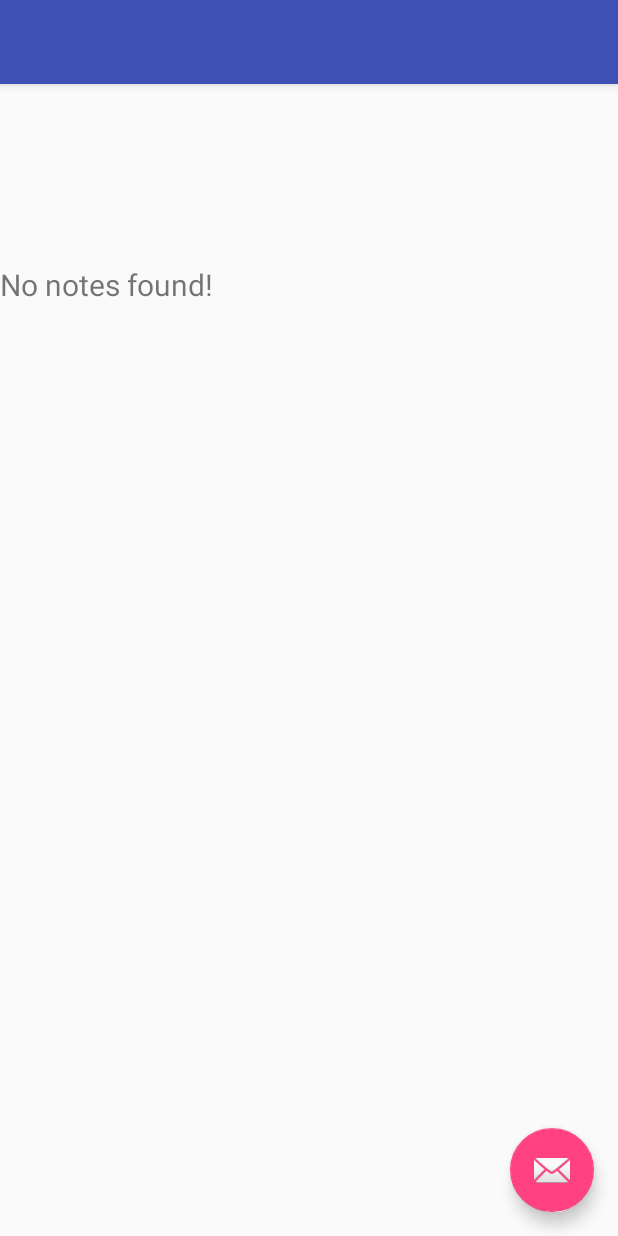
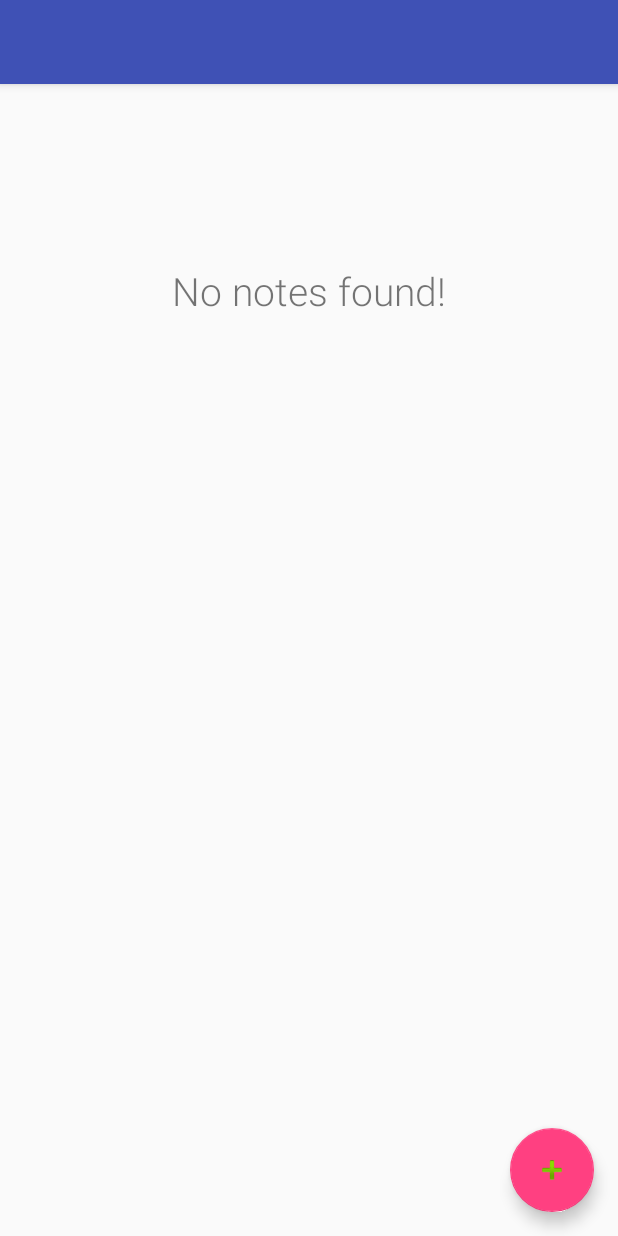
Before and after one commit to Injiri/android_notepad, an Android app: the layout activity_main.xml on its own in the app's theme, with its tools: preview values and no code run, on a phone screen of 412 x 824 dp. Run offline under Robolectric (Android 15) with nearby library versions, the phone set to English and light mode, and no system bars.

Commit message:
fixed all bugs, working

```diff
--- a/app/src/main/java/com/example/cymoh/notepad/RecyclerTouchListener.java
+++ b/app/src/main/java/com/example/cymoh/notepad/RecyclerTouchListener.java
@@ -35,7 +35,7 @@ public class RecyclerTouchListener implements RecyclerView.OnItemTouchListener {
     @Override
     public boolean onInterceptTouchEvent(@NonNull RecyclerView recyclerView, @NonNull MotionEvent motionEvent) {
         View child = recyclerView.findChildViewUnder(motionEvent.getX() , motionEvent.getY());
-        if (child != null && clickListener != null ){
+        if (child != null && clickListener != null && gestureDetector.onTouchEvent(motionEvent)){
             clickListener.onLongClick(child ,recyclerView.getChildAdapterPosition(child));
         }
         return false;
--- a/app/src/main/res/layout/activity_main.xml
+++ b/app/src/main/res/layout/activity_main.xml
@@ -1,5 +1,6 @@
 <?xml version="1.0" encoding="utf-8"?>
 <android.support.design.widget.CoordinatorLayout xmlns:android="http://schemas.android.com/apk/res/android"
+    android:id="@+id/coordinator_layout"
     xmlns:app="http://schemas.android.com/apk/res-auto"
     xmlns:tools="http://schemas.android.com/tools"
     android:layout_width="match_parent"
@@ -28,6 +29,6 @@
         android:layout_height="wrap_content"
         android:layout_gravity="bottom|end"
         android:layout_margin="@dimen/fab_margin"
-        app:srcCompat="@android:drawable/ic_dialog_email" />
+        app:srcCompat="@android:drawable/ic_input_add" />
 
 </android.support.design.widget.CoordinatorLayout>
--- a/app/src/main/res/layout/content_main.xml
+++ b/app/src/main/res/layout/content_main.xml
@@ -1,5 +1,5 @@
 <?xml version="1.0" encoding="utf-8"?>
-<android.support.constraint.ConstraintLayout xmlns:android="http://schemas.android.com/apk/res/android"
+<RelativeLayout xmlns:android="http://schemas.android.com/apk/res/android"
     xmlns:app="http://schemas.android.com/apk/res-auto"
     xmlns:tools="http://schemas.android.com/tools"
     android:layout_width="match_parent"
@@ -10,9 +10,8 @@
     <android.support.v7.widget.RecyclerView
         android:id="@+id/recycler_view"
         android:layout_width="match_parent"
-        android:layout_height="match_parent">
+        android:layout_height="match_parent"/>
 
-    </android.support.v7.widget.RecyclerView>
 
     <TextView
         android:id="@+id/empty_text_view"
@@ -20,8 +19,8 @@
         android:layout_height="wrap_content"
         android:text="No notes found!"
         android:layout_centerHorizontal= "true"
-        app:layout_constraintTop_toTopOf="parent"
+        android:fontFamily="sans-serif-light"
         android:layout_marginTop="120dp"
-        android:textSize="20dp"/>
+        android:textSize="26dp"/>
 
-</android.support.constraint.ConstraintLayout>
+</RelativeLayout>
```
Also changed, not shown: app/src/main/java/com/example/cymoh/notepad/DividerAnimator.java (+95 -1 lines), app/src/main/java/com/example/cymoh/notepad/MainActivity.java (+6 -1 lines), app/src/main/java/com/example/cymoh/notepad/database/Note.java (+6 -3 lines), app/src/main/java/com/example/cymoh/notepad/database/SqliteDbHelper.java (+9 -8 lines), app/src/main/java/com/example/cymoh/notepad/database/padAdapter.java (+13 -11 lines), app/src/main/res/layout/note_pad_dialog.xml (+6 -1 lines), app/src/main/res/layout/note_row_list.xml (+8 -4 lines).
